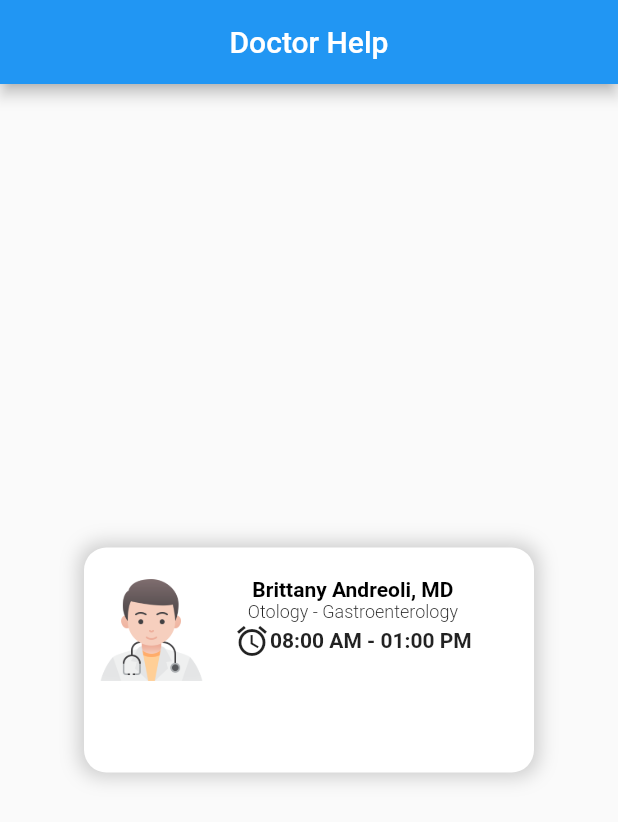
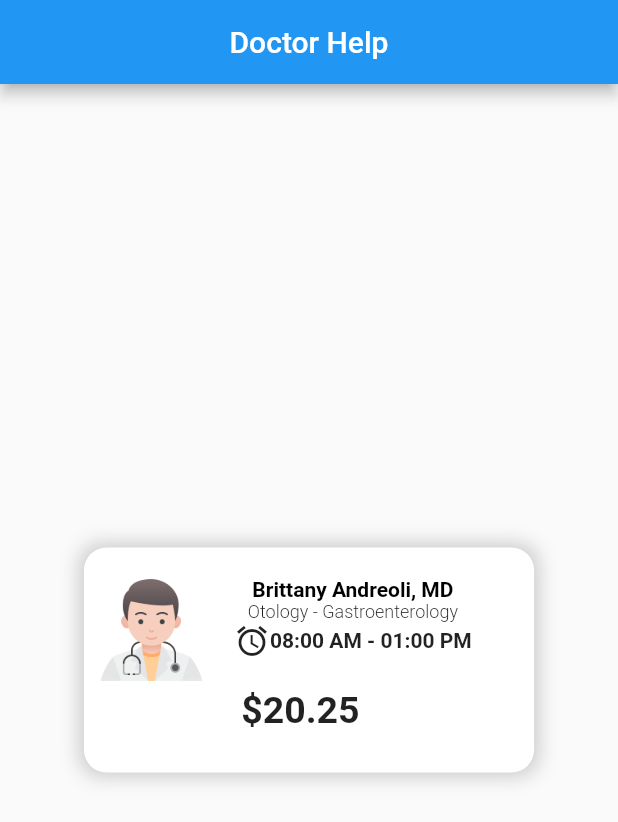
Before and after one commit to vatiza/Flutter_Widgets_Learning, a Flutter app: the screen it shows after launch, on a phone screen of 412 x 824 dp. Shown: the top 822 px of the screen. Run offline on Flutter 3.47's test engine with Material 2 defaults, Android fonts, the light colour scheme and no system bars.

Commit message:
done to card

```diff
--- a/lib/mainpage.dart
+++ b/lib/mainpage.dart
@@ -1,4 +1,5 @@
 import 'package:flutter/material.dart';
+import 'package:flutter/services.dart';
 
 class MainPage extends StatelessWidget {
   const MainPage({super.key});
@@ -50,12 +51,26 @@ class MainPage extends StatelessWidget {
                       ),
                       Row(
                         children: [
-                          Icon(Icons.access_alarm),
+                          Icon(
+                            Icons.access_alarm,
+                          ),
                           Text(
                             '08:00 AM - 01:00 PM',
                             style: TextStyle(fontWeight: FontWeight.bold),
                           )
                         ],
+                      ),
+                      Padding(
+                        padding: EdgeInsets.only(right: 70, top: 20),
+                        child: Row(
+                          children: [
+                            Text(
+                              '\$20.25',
+                              style: TextStyle(
+                                  fontWeight: FontWeight.bold, fontSize: 25),
+                            ),
+                          ],
+                        ),
                       )
                     ],
                   ),
```
